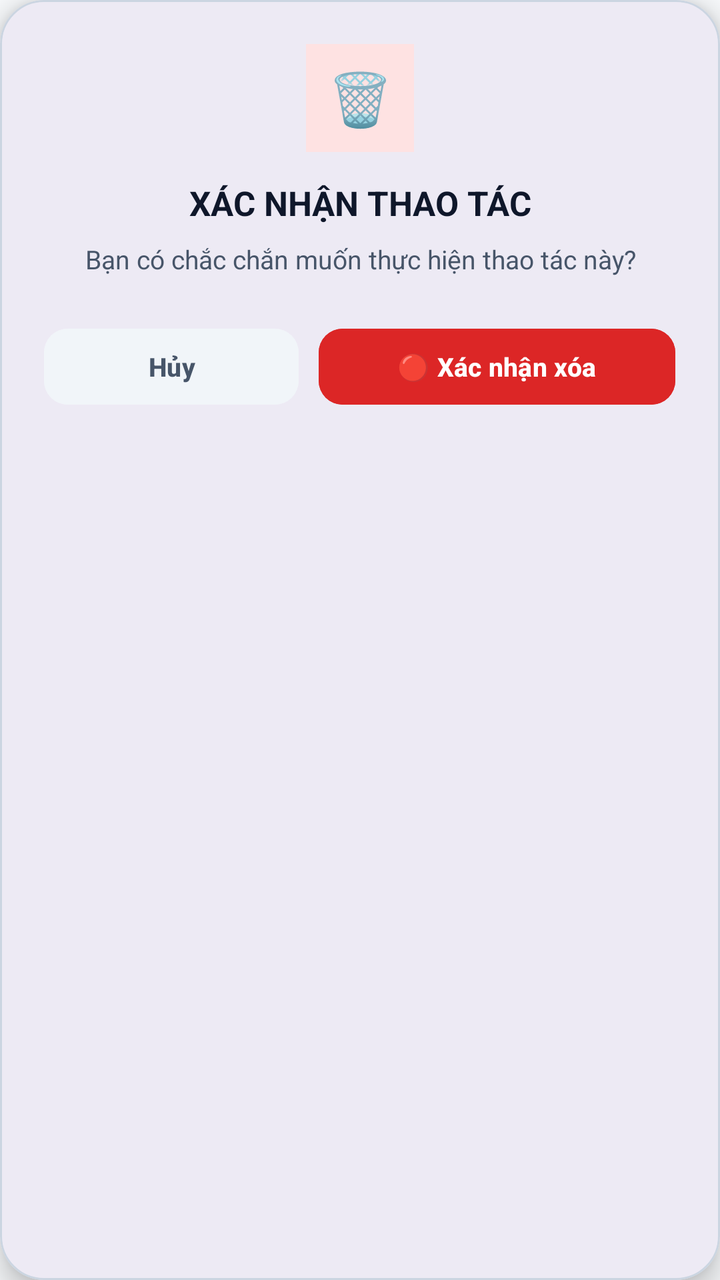
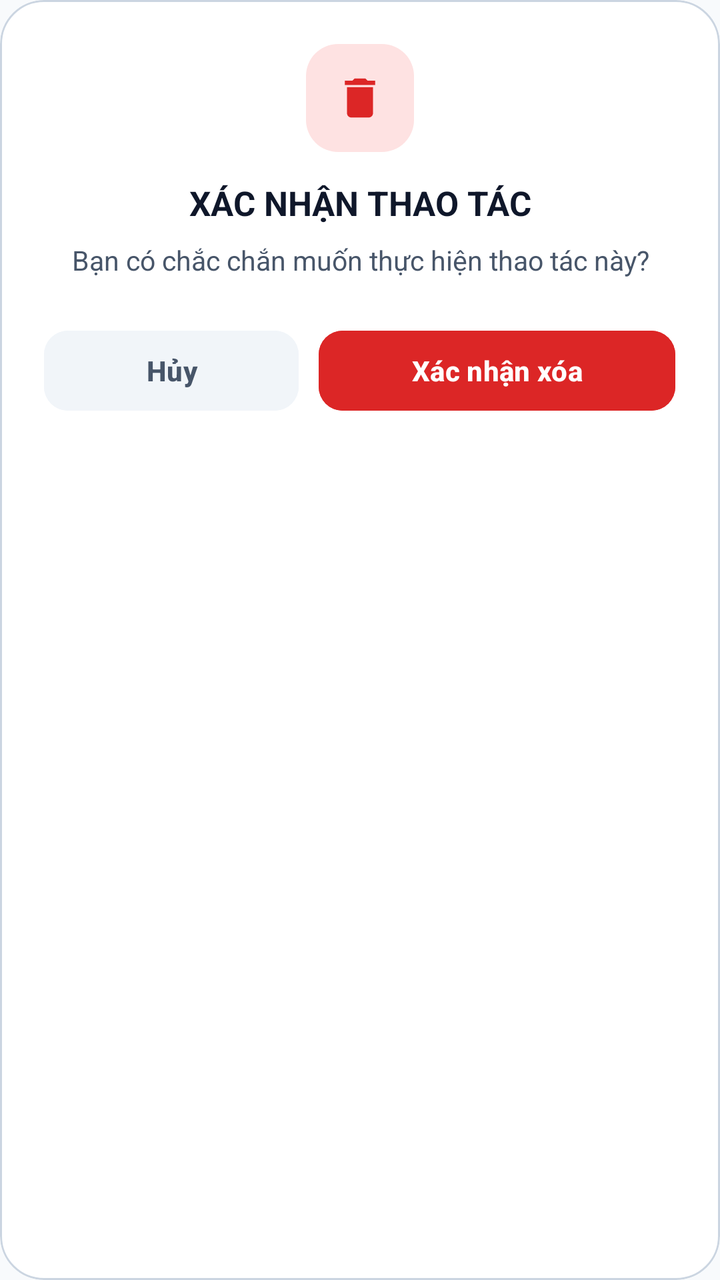

An Android layout rendered at two revisions. The XML below is the earlier revision; the diff shows what the commit changed to produce the second picture.
<!-- AndroidManifest.xml: application theme Theme.LectuPlan -->
<!-- res/layout/dialog_confirm_action.xml -->
<?xml version="1.0" encoding="utf-8"?>
<com.google.android.material.card.MaterialCardView
    xmlns:android="http://schemas.android.com/apk/res/android"
    xmlns:app="http://schemas.android.com/apk/res-auto"
    android:layout_width="match_parent"
    android:layout_height="wrap_content"
    app:cardCornerRadius="22dp"
    app:cardElevation="8dp"
    app:strokeWidth="1dp"
    app:strokeColor="@color/border_default"
    app:cardBackgroundColor="@color/surface_card">

    <LinearLayout
        android:layout_width="match_parent"
        android:layout_height="wrap_content"
        android:orientation="vertical"
        android:padding="22dp"
        android:gravity="center_horizontal">

        
        <TextView
            android:id="@+id/tvDialogConfirmIcon"
            android:layout_width="54dp"
            android:layout_height="54dp"
            android:background="#FEE2E2"
            android:gravity="center"
            android:text="🗑️"
            android:textSize="26sp"
            android:layout_marginBottom="14dp" />

        
        <TextView
            android:id="@+id/tvDialogConfirmTitle"
            android:layout_width="match_parent"
            android:layout_height="wrap_content"
            android:gravity="center"
            android:text="XÁC NHẬN THAO TÁC"
            android:textSize="17sp"
            android:textStyle="bold"
            android:textColor="@color/text_primary"
            android:layout_marginBottom="8dp" />

        
        <TextView
            android:id="@+id/tvDialogConfirmMessage"
            android:layout_width="match_parent"
            android:layout_height="wrap_content"
            android:gravity="center"
            android:text="Bạn có chắc chắn muốn thực hiện thao tác này?"
            android:textSize="13sp"
            android:textColor="@color/text_secondary"
            android:lineSpacingExtra="3dp"
            android:layout_marginBottom="22dp" />

        
        <LinearLayout
            android:layout_width="match_parent"
            android:layout_height="wrap_content"
            android:orientation="horizontal"
            android:gravity="center_vertical">

            <Button
                android:id="@+id/btnDialogConfirmCancel"
                android:layout_width="0dp"
                android:layout_height="wrap_content"
                android:minHeight="46dp"
                android:layout_weight="1"
                android:text="Hủy"
                android:textColor="@color/text_secondary"
                android:backgroundTint="@color/surface_card_secondary"
                android:textSize="13sp"
                android:textStyle="bold"
                android:paddingVertical="8dp"
                android:paddingHorizontal="4dp"
                app:cornerRadius="12dp" />

            <Button
                android:id="@+id/btnDialogConfirmAction"
                android:layout_width="0dp"
                android:layout_height="wrap_content"
                android:minHeight="46dp"
                android:layout_weight="1.4"
                android:layout_marginStart="10dp"
                android:text="🔴 Xác nhận xóa"
                android:textColor="#FFFFFF"
                android:backgroundTint="#DC2626"
                android:textSize="13sp"
                android:textStyle="bold"
                android:paddingVertical="8dp"
                android:paddingHorizontal="6dp"
                app:cornerRadius="12dp" />
        </LinearLayout>

    </LinearLayout>

</com.google.android.material.card.MaterialCardView>
<!-- resources referenced by this layout -->
<resources>
  <color name="border_default">#CBD5E1</color>
  <color name="surface_card">#FFFFFF</color>
  <color name="surface_card_secondary">#F1F5F9</color>
  <color name="text_primary">#0F172A</color>
  <color name="text_secondary">#475569</color>
  <style name="Theme.LectuPlan" parent="Base.Theme.LectuPlan" />
  <style name="Base.Theme.LectuPlan" parent="Theme.Material3.DayNight.NoActionBar">
          <item name="android:windowBackground">@color/window_background</item>
          <item name="colorSurface">@color/surface_card</item>
          <item name="colorOnSurface">@color/text_primary</item>
          <item name="colorSurfaceVariant">@color/surface_card_secondary</item>
          <item name="colorOnSurfaceVariant">@color/text_secondary</item>
          
          <item name="android:windowLightStatusBar" tools:targetApi="23">true</item>
          <item name="android:windowLightNavigationBar" tools:targetApi="27">true</item>
      </style>
  <color name="window_background">#F8FAFC</color>
</resources>

<!-- the commit's change to res/layout/dialog_confirm_action.xml (unified diff, before → after) -->
@@ -5,10 +5,10 @@
     android:layout_width="match_parent"
     android:layout_height="wrap_content"
     app:cardCornerRadius="22dp"
-    app:cardElevation="8dp"
+    app:cardElevation="0dp"
     app:strokeWidth="1dp"
     app:strokeColor="@color/border_default"
-    app:cardBackgroundColor="@color/surface_card">
+    app:cardBackgroundColor="#FFFFFF">
 
     <LinearLayout
         android:layout_width="match_parent"
@@ -18,15 +18,28 @@
         android:gravity="center_horizontal">
 
         
-        <TextView
-            android:id="@+id/tvDialogConfirmIcon"
+        <FrameLayout
             android:layout_width="54dp"
             android:layout_height="54dp"
-            android:background="#FEE2E2"
-            android:gravity="center"
-            android:text="🗑️"
-            android:textSize="26sp"
-            android:layout_marginBottom="14dp" />
+            android:background="@drawable/bg_chip_unselected"
+            android:backgroundTint="#FEE2E2"
+            android:layout_marginBottom="14dp">
+
+            <ImageView
+                android:id="@+id/ivDialogConfirmIcon"
+                android:layout_width="26dp"
+                android:layout_height="26dp"
+                android:layout_gravity="center"
+                android:src="@drawable/ic_delete"
+                app:tint="#DC2626"
+                android:contentDescription="Xác nhận" />
+
+            <TextView
+                android:id="@+id/tvDialogConfirmIcon"
+                android:layout_width="0dp"
+                android:layout_height="0dp"
+                android:visibility="gone" />
+        </FrameLayout>
 
         
         <TextView
@@ -47,7 +60,7 @@
             android:layout_height="wrap_content"
             android:gravity="center"
             android:text="Bạn có chắc chắn muốn thực hiện thao tác này?"
-            android:textSize="13sp"
+            android:textSize="13.5sp"
             android:textColor="@color/text_secondary"
             android:lineSpacingExtra="3dp"
             android:layout_marginBottom="22dp" />
@@ -62,32 +75,26 @@
             <Button
                 android:id="@+id/btnDialogConfirmCancel"
                 android:layout_width="0dp"
-                android:layout_height="wrap_content"
-                android:minHeight="46dp"
+                android:layout_height="48dp"
                 android:layout_weight="1"
                 android:text="Hủy"
                 android:textColor="@color/text_secondary"
                 android:backgroundTint="@color/surface_card_secondary"
-                android:textSize="13sp"
+                android:textSize="14sp"
                 android:textStyle="bold"
-                android:paddingVertical="8dp"
-                android:paddingHorizontal="4dp"
                 app:cornerRadius="12dp" />
 
             <Button
                 android:id="@+id/btnDialogConfirmAction"
                 android:layout_width="0dp"
-                android:layout_height="wrap_content"
-                android:minHeight="46dp"
+                android:layout_height="48dp"
                 android:layout_weight="1.4"
                 android:layout_marginStart="10dp"
-                android:text="🔴 Xác nhận xóa"
+                android:text="Xác nhận xóa"
                 android:textColor="#FFFFFF"
                 android:backgroundTint="#DC2626"
-                android:textSize="13sp"
+                android:textSize="14sp"
                 android:textStyle="bold"
-                android:paddingVertical="8dp"
-                android:paddingHorizontal="6dp"
                 app:cornerRadius="12dp" />
         </LinearLayout>
 
<!-- resource entries referenced after the edit -->
@@ -5,6 +5,25 @@
   <color name="surface_card_secondary">#F1F5F9</color>
   <color name="text_primary">#0F172A</color>
   <color name="text_secondary">#475569</color>
+  <!-- drawable bg_chip_unselected (drawable) -->
+  <?xml version="1.0" encoding="utf-8"?>
+  <shape xmlns:android="http://schemas.android.com/apk/res/android"
+      android:shape="rectangle">
+      <solid android:color="#F1F5F9" />
+      <stroke android:width="0dp" android:color="@android:color/transparent" />
+      <corners android:radius="16dp" />
+  </shape>
+  <!-- drawable ic_delete (drawable) -->
+  <vector xmlns:android="http://schemas.android.com/apk/res/android"
+      android:width="20dp"
+      android:height="20dp"
+      android:viewportWidth="24"
+      android:viewportHeight="24"
+      android:tint="#EF4444">
+    <path
+        android:fillColor="@android:color/white"
+        android:pathData="M6,19c0,1.1 0.9,2 2,2h8c1.1,0 2,-0.9 2,-2V7H6v12zM19,4h-3.5l-1,-1h-5l-1,1H5v2h14V4z"/>
+  </vector>
   <style name="Theme.LectuPlan" parent="Base.Theme.LectuPlan" />
   <style name="Base.Theme.LectuPlan" parent="Theme.Material3.DayNight.NoActionBar">
           <item name="android:windowBackground">@color/window_background</item>
@@ -12,6 +31,7 @@
           <item name="colorOnSurface">@color/text_primary</item>
           <item name="colorSurfaceVariant">@color/surface_card_secondary</item>
           <item name="colorOnSurfaceVariant">@color/text_secondary</item>
+          <item name="elevationOverlayEnabled">false</item>
           
           <item name="android:windowLightStatusBar" tools:targetApi="23">true</item>
           <item name="android:windowLightNavigationBar" tools:targetApi="27">true</item>
